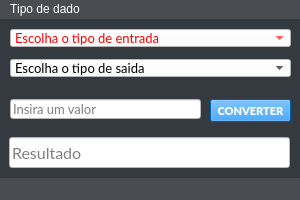
This is designs/design.ui in victorpmessias/conversor-de-moedas as Qt 5 draws it before an edit. The edited form follows.
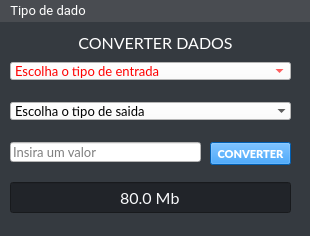
This is the edited form. Icons and pictures are not drawn.

Commit message: Alteração no design

What changed in the file:
```diff
--- a/designs/design.ui
+++ b/designs/design.ui
@@ -6,8 +6,8 @@
    <rect>
     <x>0</x>
     <y>0</y>
-    <width>300</width>
-    <height>200</height>
+    <width>310</width>
+    <height>236</height>
    </rect>
   </property>
   <property name="sizePolicy">
@@ -16,6 +16,24 @@
     <verstretch>0</verstretch>
    </sizepolicy>
   </property>
+  <property name="font">
+   <font>
+    <family>Roboto Medium</family>
+    <pointsize>20</pointsize>
+   </font>
+  </property>
+  <property name="cursor">
+   <cursorShape>ArrowCursor</cursorShape>
+  </property>
+  <property name="mouseTracking">
+   <bool>false</bool>
+  </property>
+  <property name="tabletTracking">
+   <bool>false</bool>
+  </property>
+  <property name="contextMenuPolicy">
+   <enum>Qt::NoContextMenu</enum>
+  </property>
   <property name="windowTitle">
    <string>Conversor de medidas</string>
   </property>
@@ -24,12 +42,21 @@
     <normaloff>../../imgs/outline_calculate_black_24dp.png</normaloff>../../imgs/outline_calculate_black_24dp.png</iconset>
   </property>
   <property name="styleSheet">
-   <string notr="true">background-color: #494C51;</string>
+   <string notr="true"/>
+  </property>
+  <property name="inputMethodHints">
+   <set>Qt::ImhNone</set>
   </property>
   <property name="toolButtonStyle">
    <enum>Qt::ToolButtonFollowStyle</enum>
   </property>
   <widget class="QWidget" name="centralwidget">
+   <property name="font">
+    <font>
+     <family>Roboto</family>
+     <pointsize>8</pointsize>
+    </font>
+   </property>
    <property name="styleSheet">
     <string notr="true">background-color: #353A40;</string>
    </property>
@@ -37,7 +64,7 @@
     <property name="geometry">
      <rect>
       <x>10</x>
-      <y>40</y>
+      <y>80</y>
       <width>281</width>
       <height>18</height>
      </rect>
@@ -51,6 +78,18 @@
     <property name="styleSheet">
      <string notr="true">background-color: white;</string>
     </property>
+    <property name="inputMethodHints">
+     <set>Qt::ImhUppercaseOnly</set>
+    </property>
+    <property name="iconSize">
+     <size>
+      <width>80</width>
+      <height>80</height>
+     </size>
+    </property>
+    <property name="frame">
+     <bool>false</bool>
+    </property>
     <item>
      <property name="text">
       <string>Escolha o tipo de saida</string>
@@ -81,7 +120,7 @@
     <property name="geometry">
      <rect>
       <x>10</x>
-      <y>80</y>
+      <y>120</y>
       <width>191</width>
       <height>20</height>
      </rect>
@@ -109,7 +148,7 @@
     <property name="geometry">
      <rect>
       <x>210</x>
-      <y>80</y>
+      <y>120</y>
       <width>81</width>
       <height>23</height>
      </rect>
@@ -134,7 +173,7 @@
     <property name="geometry">
      <rect>
       <x>10</x>
-      <y>10</y>
+      <y>40</y>
       <width>281</width>
       <height>18</height>
      </rect>
@@ -177,8 +216,8 @@
    <widget class="QLineEdit" name="lineResultado">
     <property name="geometry">
      <rect>
-      <x>9</x>
-      <y>118</y>
+      <x>10</x>
+      <y>160</y>
       <width>281</width>
       <height>31</height>
      </rect>
@@ -187,13 +226,17 @@
      <font>
       <family>Lato</family>
       <pointsize>12</pointsize>
+      <kerning>false</kerning>
      </font>
     </property>
     <property name="styleSheet">
-     <string notr="true">background-color: white;</string>
+     <string notr="true">background-color: #212429; color: #F8F9FB; </string>
     </property>
     <property name="text">
-     <string/>
+     <string>80.0 Mb</string>
+    </property>
+    <property name="alignment">
+     <set>Qt::AlignCenter</set>
     </property>
     <property name="readOnly">
      <bool>true</bool>
@@ -202,16 +245,50 @@
      <string>Resultado</string>
     </property>
    </widget>
+   <widget class="QLabel" name="label">
+    <property name="geometry">
+     <rect>
+      <x>20</x>
+      <y>10</y>
+      <width>271</width>
+      <height>21</height>
+     </rect>
+    </property>
+    <property name="font">
+     <font>
+      <family>Lato</family>
+      <pointsize>12</pointsize>
+     </font>
+    </property>
+    <property name="layoutDirection">
+     <enum>Qt::LeftToRight</enum>
+    </property>
+    <property name="styleSheet">
+     <string notr="true">background-color: #353A40; color: white;</string>
+    </property>
+    <property name="text">
+     <string>CONVERTER DADOS</string>
+    </property>
+    <property name="alignment">
+     <set>Qt::AlignCenter</set>
+    </property>
+   </widget>
   </widget>
   <widget class="QMenuBar" name="menubar">
    <property name="geometry">
     <rect>
      <x>0</x>
      <y>0</y>
-     <width>300</width>
+     <width>310</width>
      <height>21</height>
     </rect>
    </property>
+   <property name="font">
+    <font>
+     <family>Roboto</family>
+     <pointsize>10</pointsize>
+    </font>
+   </property>
    <property name="styleSheet">
     <string notr="true">background-color: #494C51; color: white;</string>
    </property>
@@ -228,7 +305,6 @@
    </widget>
    <addaction name="menuTipo_de_dado"/>
   </widget>
-  <widget class="QStatusBar" name="statusbar"/>
   <action name="actionDados_de_arm">
    <property name="text">
     <string>Dados de arm.</string>
```
Left out of the diff: 18 changed lines with no effect on the pictures. The commit also changes 5 other files.
